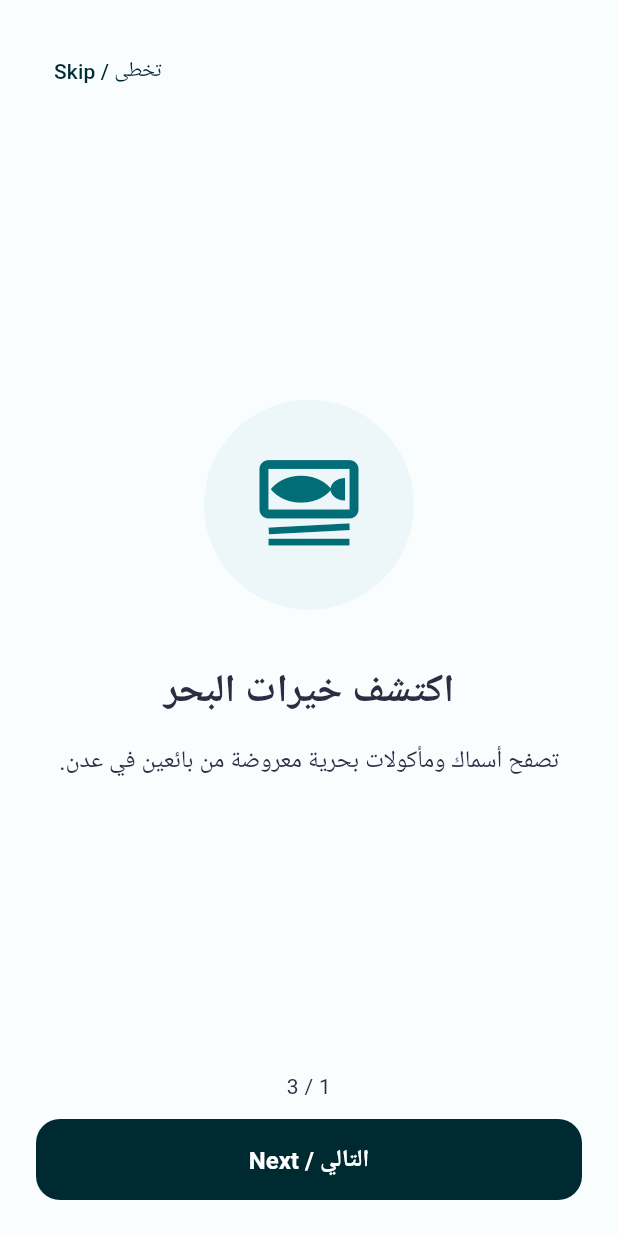
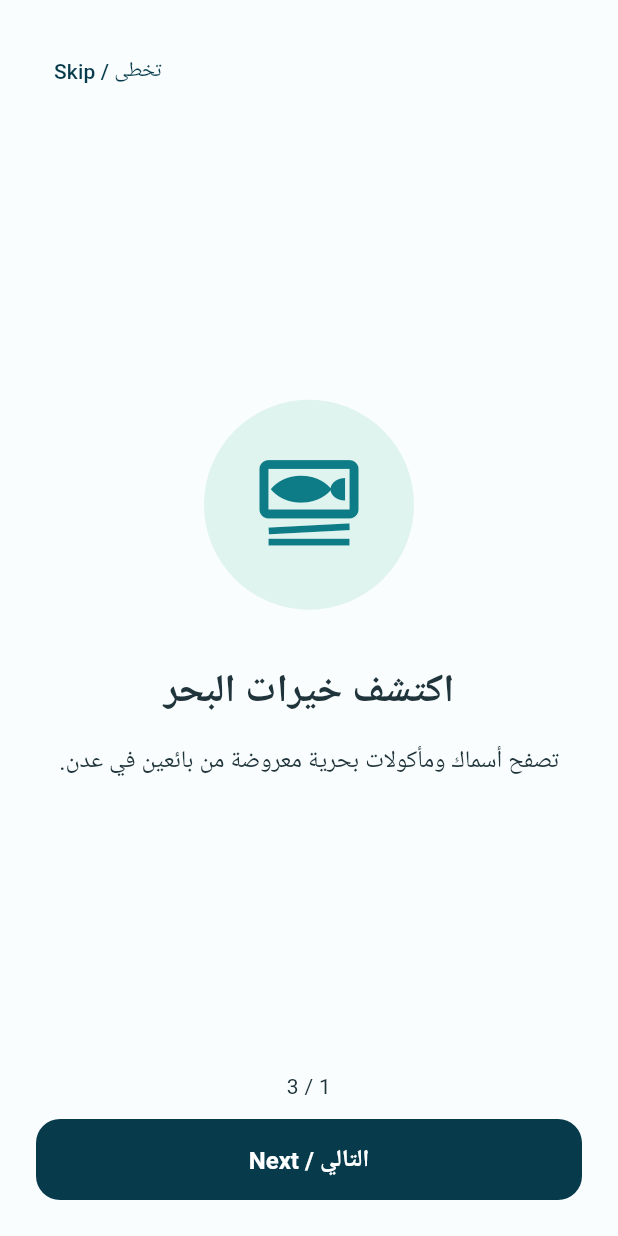
Before and after one commit to helx0/MARSA, a Flutter app: the screen it shows after launch, after a tap on "دخول وضع التجربة (مشاهدة الواجهات)", on a phone screen of 412 x 824 dp. Run offline on Flutter 3.47's test engine with Material 3 defaults, Android fonts, the phone set to English and light mode, and no system bars; our stand-ins replace flutter_riverpod, go_router, image_picker, shared_preferences, supabase_flutter; accounts and stored records are empty.

Commit message:
Align MARSA theme palette with documented design system

```diff
--- a/lib/core/theme/marsa_theme.dart
+++ b/lib/core/theme/marsa_theme.dart
@@ -2,14 +2,14 @@ import 'package:flutter/material.dart';
 
 class MarsaColors {
   // A palette inspired by the Arabian Sea and Aden's coast
-  static const navy = Color(0xFF002A32);      // Deep sea navy
-  static const teal = Color(0xFF006D77);      // Professional teal
-  static const turquoise = Color(0xFF83C5BE); // Light sea foam
-  static const seafoam = Color(0xFFEDF6F9);   // Background tint
-  static const sand = Color(0xFFFFDDD2);      // Beach sand
-  static const coral = Color(0xFFE29578);     // Sunset coral
-  static const slate = Color(0xFF2B2D42);     // Text/Heading color
-  static const muted = Color(0xFF8D99AE);     // Secondary text
+  static const navy = Color(0xFF073B4C);      // Deep sea navy
+  static const teal = Color(0xFF0E7C86);      // Professional teal
+  static const turquoise = Color(0xFF22B8B0); // Light sea foam
+  static const seafoam = Color(0xFFDFF3EF);   // Background tint
+  static const sand = Color(0xFFF4EBDD);      // Beach sand
+  static const coral = Color(0xFFF0785A);     // Sunset coral
+  static const slate = Color(0xFF20343B);     // Text/Heading color
+  static const muted = Color(0xFF6B7C82);     // Secondary text
 }
 
 ThemeData marsaTheme() {
@@ -46,11 +46,11 @@ ThemeData marsaTheme() {
       fillColor: Colors.white,
       border: OutlineInputBorder(
         borderRadius: BorderRadius.circular(16),
-        borderSide: const BorderSide(color: Color(0xFFE0E7E9)),
+        borderSide: const BorderSide(color: Color(0xFFE2EAEC)),
       ),
       enabledBorder: OutlineInputBorder(
         borderRadius: BorderRadius.circular(16),
-        borderSide: const BorderSide(color: Color(0xFFE0E7E9)),
+        borderSide: const BorderSide(color: Color(0xFFE2EAEC)),
       ),
       focusedBorder: OutlineInputBorder(
         borderRadius: BorderRadius.circular(16),
@@ -66,7 +66,7 @@ ThemeData marsaTheme() {
       shadowColor: Colors.black.withOpacity(0.05),
       shape: RoundedRectangleBorder(
         borderRadius: BorderRadius.circular(20),
-        side: const BorderSide(color: Color(0xFFF1F5F6)),
+        side: const BorderSide(color: Color(0xFFE2EAEC)),
       ),
     ),
 
```
